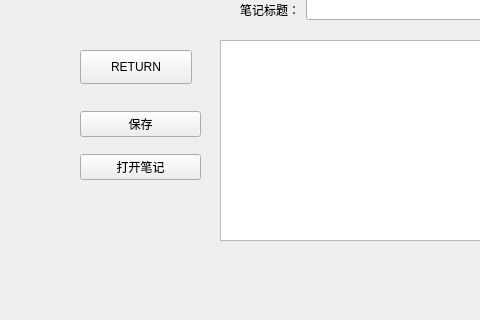
Qt form cola/note.ui (jinkq/CourseTable) before a commit; both pictures show x 0 to 480 and y 160 to 480 of the 796 by 587 pixel window.
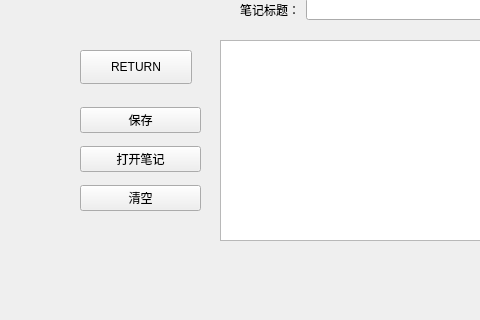
The same form after that commit.

Commit message: note还有几个todo

Diff of the .ui file:
```diff
--- a/cola/note.ui
+++ b/cola/note.ui
@@ -77,7 +77,7 @@
      <x>80</x>
      <y>260</y>
      <width>121</width>
-     <height>91</height>
+     <height>121</height>
     </rect>
    </property>
    <layout class="QVBoxLayout" name="verticalLayout">
@@ -95,6 +95,13 @@
       </property>
      </widget>
     </item>
+    <item>
+     <widget class="QPushButton" name="clearButton">
+      <property name="text">
+       <string>清空</string>
+      </property>
+     </widget>
+    </item>
    </layout>
   </widget>
  </widget>
```
The commit also changes 3 other files.
